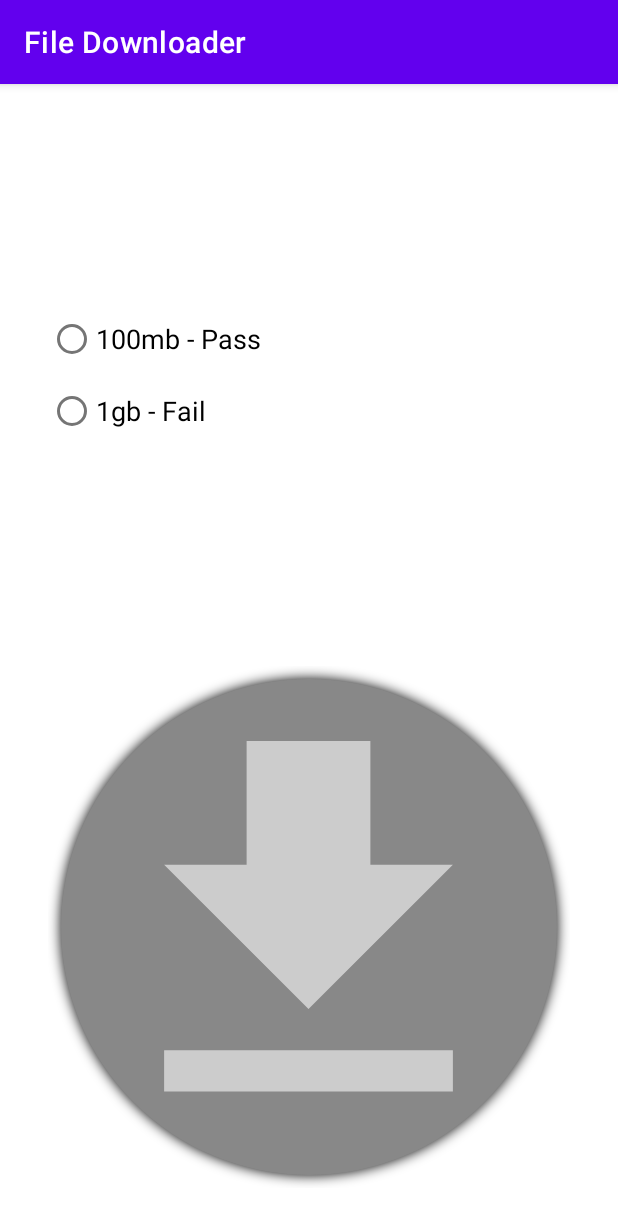
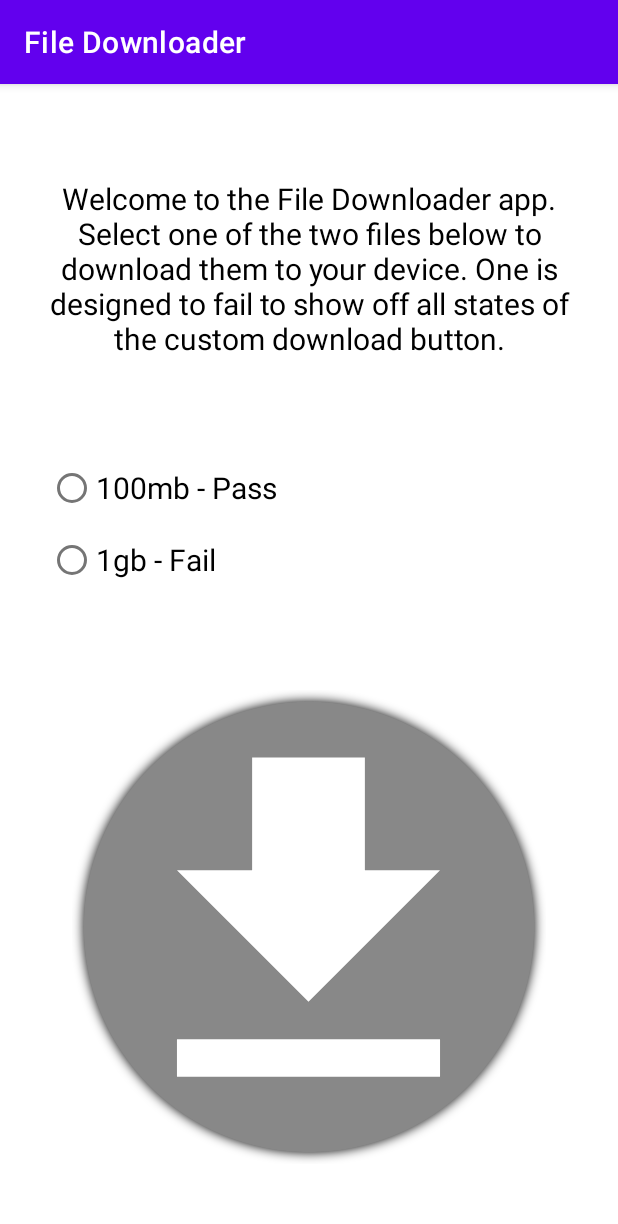
Before and after one commit to gferiancek/FileDownloader, an Android app: the screen it shows after launch (MainActivity), on a phone screen of 412 x 824 dp. Shown: the top 1224 px of the screen. Run offline under Robolectric (Android 15) with nearby library versions, the phone set to English and light mode, and no system bars; our stand-ins replace data binding.

Commit message:
feat: ButtonState expanded
Working code in place to update the view to the correct button state and animate between all states. (Currently ButtonState.Downloading doesn't show an icon, but that will be fixed soon.)  Adding a commit before completely rewritting the animation code and moving it into the Custom View instead of in DownloadFragment.kt.  (If I were to reuse the view in other parts, it'd be more logical for the view to be able to animate itself.  It took some trial and error to get through the animation code, and now that I have a better grasp on it, I can move it into the view, when earlier I didn't know how to implement that.)

```diff
--- a/app/src/main/java/com/example/filedownloader/views/LoadingButton.kt
+++ b/app/src/main/java/com/example/filedownloader/views/LoadingButton.kt
@@ -1,32 +1,58 @@
 package com.example.filedownloader.views
 
-import android.animation.ObjectAnimator
 import android.content.Context
-import android.content.res.Resources
 import android.graphics.*
+import android.graphics.drawable.Drawable
 import android.util.AttributeSet
 import android.view.View
-import android.widget.Button
-import androidx.core.content.ContextCompat
 import androidx.core.content.res.ResourcesCompat
+import androidx.core.content.withStyledAttributes
 import com.example.filedownloader.R
+import com.google.android.material.color.MaterialColors
 import kotlin.properties.Delegates
 
 class LoadingButton @JvmOverloads constructor(context: Context, attrs: AttributeSet? = null, defStyle: Int = 0) : View(context, attrs, defStyle) {
 
     private var radius = 0.0f
     private var downloadProgress = 0f
+    private var buttonImage = ResourcesCompat.getDrawable(resources, R.drawable.ic_baseline_download_24, null)
+
+    private var buttonColor = 0
+    private var completedColor = 0
+    private var failedColor = 0
+    private var progressTrackColor = 0
+    private var progressBarColor = 0
+    private var iconColor = 0
+
+
+    init {
+        isEnabled = false
+
+        context.withStyledAttributes(attrs, R.styleable.LoadingButton) {
+            buttonColor = getColor(R.styleable.LoadingButton_buttonColor, MaterialColors.getColor(context, R.attr.colorPrimary, 0))
+            completedColor = getColor(R.styleable.LoadingButton_completedColor, Color.GREEN)
+            failedColor = getColor(R.styleable.LoadingButton_failedColor, Color.RED)
+            progressTrackColor = getColor(R.styleable.LoadingButton_progressTrackColor, MaterialColors.getColor(context, R.attr.colorPrimaryVariant, 0))
+            progressBarColor = getColor(R.styleable.LoadingButton_progressBarColor, MaterialColors.getColor(context, R.attr.colorPrimaryDark, 0))
+            iconColor = getColor(R.styleable.LoadingButton_iconColor, MaterialColors.getColor(context, R.attr.colorOnPrimary, 0))
+        }
+    }
 
     private val mainCirclePaint = Paint(Paint.ANTI_ALIAS_FLAG).apply {
         style = Paint.Style.FILL
         color = Color.GRAY
     }
-    private val progressCirclePaint = Paint(Paint.ANTI_ALIAS_FLAG).apply {
+    private val progressBarPaint = Paint(Paint.ANTI_ALIAS_FLAG).apply {
         style = Paint.Style.STROKE
         strokeCap = Paint.Cap.ROUND
-        //setShadowLayer(40.0f, 0.0f, 2.0f, Color.BLACK)
+        color = progressBarColor
     }
-    private var buttonImage = ResourcesCompat.getDrawable(resources, R.drawable.ic_baseline_download_24, null)
+    private val progressTrackPaint = Paint(Paint.ANTI_ALIAS_FLAG).apply {
+        style = Paint.Style.STROKE
+        color = progressTrackColor
+    }
+
+
     private val rectF = RectF()
 
     private var buttonState by Delegates.observable<ButtonState>(ButtonState.Disabled) {_, _, new ->
@@ -37,38 +63,51 @@ class LoadingButton @JvmOverloads constructor(context: Context, attrs: Attribute
             }
             is ButtonState.Inactive -> {
                 isEnabled = true
-                mainCirclePaint.color = ResourcesCompat.getColor(resources, R.color.design_default_color_primary, null)
-                buttonImage?.setTint(ResourcesCompat.getColor(resources, R.color.design_default_color_on_primary, null))
+                mainCirclePaint.color = buttonColor
+                buttonImage = ResourcesCompat.getDrawable(resources, R.drawable.ic_baseline_download_24, null)
             }
-            is ButtonState.Downloading -> {}
-            is ButtonState.Completed -> {}
-            is ButtonState.Failed -> {}
+            is ButtonState.Downloading -> {
+                isEnabled = false
+                mainCirclePaint.color = buttonColor
+                buttonImage = ResourcesCompat.getDrawable(resources, R.drawable.ic_baseline_download_24, null)
+            }
+            is ButtonState.Completed -> {
+                isEnabled = true
+                mainCirclePaint.color = completedColor
+                buttonImage = ResourcesCompat.getDrawable(resources, R.drawable.ic_baseline_check_24, null)
+            }
+            is ButtonState.Failed -> {
+                isEnabled = true
+                mainCirclePaint.color = failedColor
+                buttonImage = ResourcesCompat.getDrawable(resources, R.drawable.ic_baseline_close_24, null)
+            }
         }
-        invalidate()
     }
 
-    init {
-        isEnabled = false
-        buttonImage?.setTint(Color.LTGRAY)
-    }
+
     override fun onDraw(canvas: Canvas) {
         val ch = height / 2.0f
         val cw = width / 2.0f
+
+        buttonImage?.setBounds((cw - radius).toInt(), (ch - radius).toInt(), (cw + radius).toInt(), (ch + radius).toInt())
+
         when (buttonState) {
             is ButtonState.Disabled, is ButtonState.Inactive -> {
                 canvas.drawCircle(cw, ch, radius, mainCirclePaint)
-                buttonImage?.setBounds((cw - radius).toInt(), (ch - radius).toInt(), (cw + radius).toInt(), (ch + radius).toInt())
                 buttonImage?.draw(canvas)
             }
-            is ButtonState.Downloading -> {}
-            is ButtonState.Completed -> {}
-            is ButtonState.Failed -> {}
+            is ButtonState.Downloading -> {
+                canvas.drawCircle(cw, ch, radius, mainCirclePaint)
+                rectF.set(cw - radius * 0.98f, ch - radius, cw + radius * 0.98f, ch + radius)
+                canvas.drawArc(rectF, 0f, 360f, false, progressTrackPaint)
+                canvas.drawArc(rectF, -90f, -downloadProgress, false, progressBarPaint)
+                buttonImage?.draw(canvas)
+            }
+            is ButtonState.Completed, is ButtonState.Failed -> {
+                canvas.drawCircle(cw, ch, radius, mainCirclePaint)
+                buttonImage?.draw(canvas)
+            }
         }
-        // making rectF slightly smaller than radius so that the arc is inset inside of the button.
-        //rectF.set(cw - radius * 0.98f, ch - radius, cw + radius * 0.98f, ch + radius)
-        //canvas.drawArc(rectF, -90f, -downloadProgress, false, progressCirclePaint)
-
-
     }
 
     override fun onMeasure(widthMeasureSpec: Int, heightMeasureSpec: Int) {
@@ -83,8 +122,8 @@ class LoadingButton @JvmOverloads constructor(context: Context, attrs: Attribute
 
         radius = (w / 2.0 * 0.95).toFloat()
         // setting stroke width and shadows based on the radius so that they scale with the size of the circle.
-        // radius / 25 makes them 4% the size of the radius, which seems like a good ratio.
-        progressCirclePaint.strokeWidth = radius / 25
+        progressBarPaint.strokeWidth = radius / 25
+        progressTrackPaint.strokeWidth = radius / 25
         mainCirclePaint.setShadowLayer(radius / 25, 0f, 0f, Color.BLACK)
         setMeasuredDimension(w, h)
     }
@@ -101,6 +140,28 @@ class LoadingButton @JvmOverloads constructor(context: Context, attrs: Attribute
     fun updateButtonState(newState: ButtonState) {
         buttonState = newState
     }
+
+    fun getButtonColor() : Int {
+        return mainCirclePaint.color
+    }
+
+    fun setButtonColor(color: Int) {
+        mainCirclePaint.color = color
+        invalidate()
+    }
+
+    fun getButtonAlpha() : Int? {
+        return buttonImage?.alpha
+    }
+
+    fun setButtonAlpha(alpha: Int) {
+        buttonImage?.alpha = alpha
+        invalidate()
+    }
+
+    fun getState() : ButtonState {
+        return buttonState
+    }
 }
 
 sealed class ButtonState {
--- a/app/src/main/res/layout/fragment_download.xml
+++ b/app/src/main/res/layout/fragment_download.xml
@@ -13,14 +13,29 @@
         android:layout_width="match_parent"
         android:layout_height="match_parent">
 
+        <TextView
+            android:id="@+id/tv_description"
+            android:layout_width="0dp"
+            android:layout_height="wrap_content"
+            android:layout_marginStart="32dp"
+            android:layout_marginEnd="32dp"
+            android:textSize="20sp"
+            android:textAlignment="center"
+            android:textColor="@color/black"
+            android:text="@string/description"
+            app:layout_constraintTop_toTopOf="parent"
+            app:layout_constraintBottom_toTopOf="@id/radio_group"
+            app:layout_constraintStart_toStartOf="parent"
+            app:layout_constraintEnd_toEndOf="parent"/>
+
         <RadioGroup
             android:id="@+id/radio_group"
-            android:layout_width="match_parent"
+            android:layout_width="0dp"
             android:layout_height="wrap_content"
             android:layout_marginStart="32dp"
             android:layout_marginEnd="32dp"
             app:layout_constraintVertical_chainStyle="packed"
-            app:layout_constraintTop_toTopOf="parent"
+            app:layout_constraintTop_toBottomOf="@id/tv_description"
             app:layout_constraintBottom_toTopOf="@id/button"
             app:layout_constraintStart_toStartOf="parent"
             app:layout_constraintEnd_toEndOf="parent" >
@@ -29,7 +44,7 @@
                 android:layout_width="match_parent"
                 android:layout_height="wrap_content"
                 android:text="100mb - Pass"
-                android:textSize="18sp"
+                android:textSize="20sp"
                 android:tag="https://speed.hetzner.de/100MB.bin" />
 
             <RadioButton
@@ -37,19 +52,18 @@
                 android:layout_width="match_parent"
                 android:layout_height="wrap_content"
                 android:text="1gb - Fail"
-                android:textSize="18sp"
+                android:textSize="20sp"
                 android:tag="https://speed.hetzner.de/fail" />
         </RadioGroup>
 
         <com.example.filedownloader.views.LoadingButton
-            android:layout_marginStart="32dp"
-            android:layout_marginEnd="32dp"
-            android:layout_marginBottom="32dp"
+            android:layout_marginStart="48dp"
+            android:layout_marginEnd="48dp"
+            android:layout_marginBottom="48dp"
             android:id="@+id/button"
-            android:layout_width="match_parent"
+            android:layout_width="0dp"
             android:layout_height="wrap_content"
             android:onClick="@{() -> viewModel.onStartDownload()}"
-            android:text="Download"
             app:layout_constraintEnd_toEndOf="parent"
             app:layout_constraintStart_toStartOf="parent"
             app:layout_constraintBottom_toBottomOf="parent" />
--- a/app/src/main/res/values-night/themes.xml
+++ b/app/src/main/res/values-night/themes.xml
@@ -3,14 +3,15 @@
     <style name="Theme.FileDownloader" parent="Theme.MaterialComponents.DayNight.DarkActionBar">
         <!-- Primary brand color. -->
         <item name="colorPrimary">@color/purple_200</item>
-        <item name="colorPrimaryVariant">@color/purple_700</item>
+        <item name="colorPrimaryDark">@color/purple_700</item>
+        <item name="colorPrimaryVariant">@color/purple_200</item>
         <item name="colorOnPrimary">@color/black</item>
         <!-- Secondary brand color. -->
         <item name="colorSecondary">@color/teal_200</item>
         <item name="colorSecondaryVariant">@color/teal_200</item>
         <item name="colorOnSecondary">@color/black</item>
         <!-- Status bar color. -->
-        <item name="android:statusBarColor" tools:targetApi="l">?attr/colorPrimaryVariant</item>
+        <item name="android:statusBarColor" tools:targetApi="l">?attr/colorPrimaryDark</item>
         <!-- Customize your theme here. -->
     </style>
 </resources>
--- a/app/src/main/res/values/strings.xml
+++ b/app/src/main/res/values/strings.xml
@@ -7,4 +7,5 @@
     <string name="action_cancel">Cancel</string>
     <string name="successful">Successful</string>
     <string name="failed">Failed</string>
+    <string name="description">Welcome to the File Downloader app. Select one of the two files below to download them to your device. One is designed to fail to show off all states of the custom download button.</string>
 </resources>
--- a/app/src/main/res/values/themes.xml
+++ b/app/src/main/res/values/themes.xml
@@ -3,14 +3,15 @@
     <style name="Theme.FileDownloader" parent="Theme.MaterialComponents.DayNight.DarkActionBar">
         <!-- Primary brand color. -->
         <item name="colorPrimary">@color/purple_500</item>
-        <item name="colorPrimaryVariant">@color/purple_700</item>
+        <item name="colorPrimaryDark">@color/purple_700</item>
+        <item name="colorPrimaryVariant">@color/purple_200</item>
         <item name="colorOnPrimary">@color/white</item>
         <!-- Secondary brand color. -->
         <item name="colorSecondary">@color/teal_200</item>
         <item name="colorSecondaryVariant">@color/teal_700</item>
         <item name="colorOnSecondary">@color/black</item>
         <!-- Status bar color. -->
-        <item name="android:statusBarColor" tools:targetApi="l">?attr/colorPrimaryVariant</item>
+        <item name="android:statusBarColor" tools:targetApi="l">?attr/colorPrimaryDark</item>
         <!-- Customize your theme here. -->
     </style>
 </resources>
```
Also changed, not shown: app/src/main/java/com/example/filedownloader/ui/DownloadFragment.kt (+96 -48 lines), app/src/main/res/values/attrs.xml (added, +11 -0 lines).
